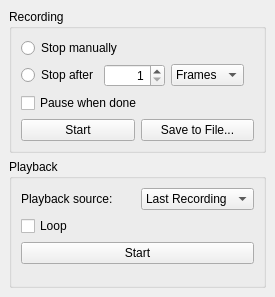
Old version of the form src/gekko_qt/src/gfx_fifo_player.ui in the repository shonumi/gekko-gc-emu.
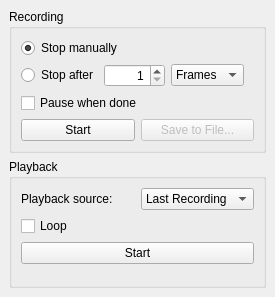
New version of the form.

Commit message: gekko_qt: Implement most of the fifo player UI logic.

Diff of the .ui file:
```diff
--- a/src/gekko_qt/src/gfx_fifo_player.ui
+++ b/src/gekko_qt/src/gfx_fifo_player.ui
@@ -26,6 +26,9 @@
          <property name="text">
           <string>Stop manually</string>
          </property>
+         <property name="checked">
+          <bool>true</bool>
+         </property>
         </widget>
        </item>
        <item>
@@ -109,7 +112,10 @@
           </widget>
          </item>
          <item>
-          <widget class="QPushButton" name="pushButton_3">
+          <widget class="QPushButton" name="saveRecordingButton">
+           <property name="enabled">
+            <bool>false</bool>
+           </property>
            <property name="text">
             <string>Save to File...</string>
            </property>
```
Left out of the diff: 14 changed lines with no effect on the pictures. The commit also changes 2 other files.
